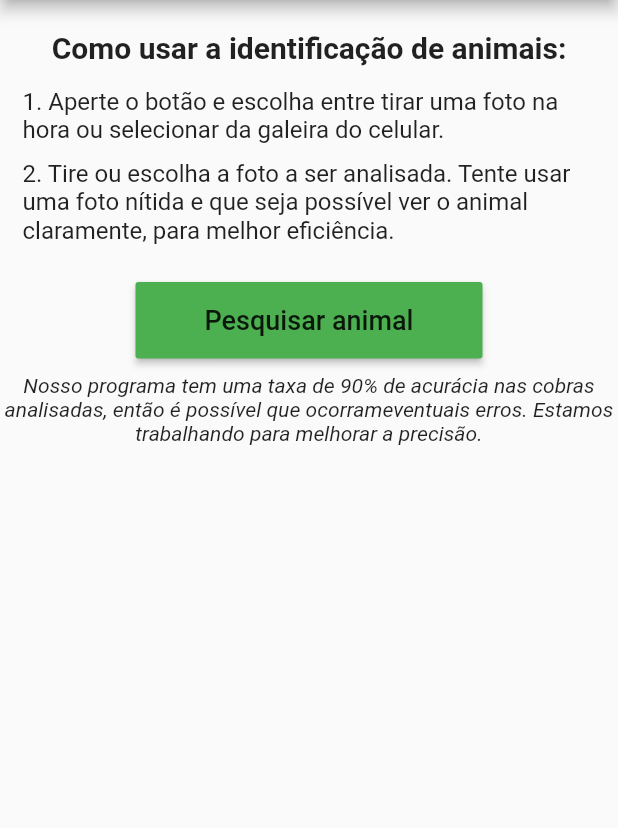
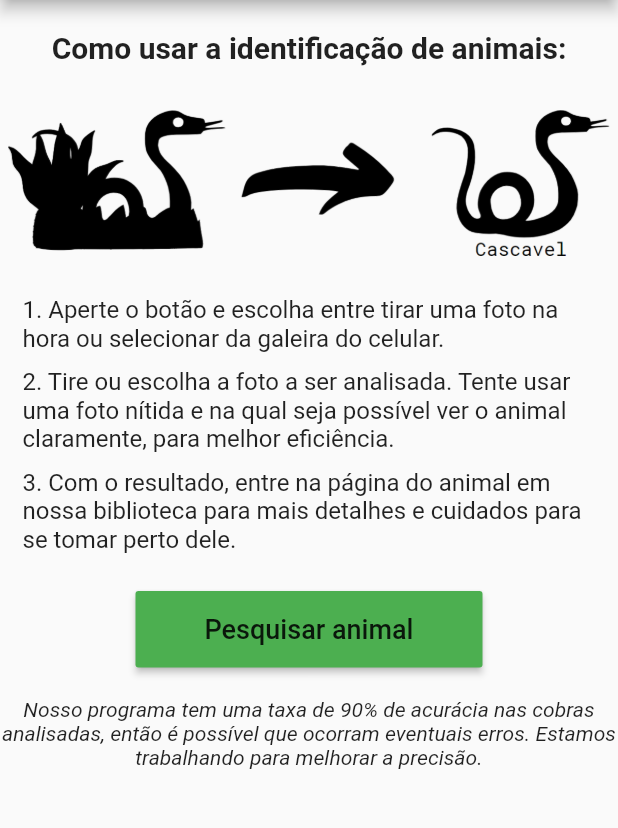
Before and after one commit to ivanknobel/poizoni, a Flutter app: the screen it shows after launch, on a phone screen of 412 x 824 dp, the part 84-912 px from its top. Run offline on Flutter 3.47's test engine with Material 2 defaults, Android fonts, the phone set to English and light mode, and no system bars; our stand-ins replace carousel_pro, cloud_firestore, firebase_auth, firebase_storage, google_maps_flutter, image_picker and 2 more; missing offline and left inert: tflite; accounts and stored records are empty.

Commit message:
design da tela de identificação

```diff
--- a/poizoni/lib/screens/home_screen.dart
+++ b/poizoni/lib/screens/home_screen.dart
@@ -81,6 +81,7 @@ class _HomeScreenState extends State<HomeScreen> {
               "Perfil",
               style: TextStyle(color: Colors.white),
             ),
+            centerTitle: true,
           ),
             body: ProfileTab(),
             drawer: CustomDrawer(_pageController),
--- a/poizoni/lib/tabs/home_tab.dart
+++ b/poizoni/lib/tabs/home_tab.dart
@@ -54,7 +54,12 @@ class _HomeTabState extends State<HomeTab> {
       img = await ImagePicker.pickImage(source: ImageSource.gallery);
     else
       img = await ImagePicker.pickImage(source: ImageSource.camera);
-    if (img == null) return null;
+    if (img == null) {
+      setState(() {
+        _loading = false;
+      });
+      return null;
+    }
     _image = img;
     classifyImage(img);
   }
@@ -90,6 +95,10 @@ class _HomeTabState extends State<HomeTab> {
                   style: TextStyle(fontWeight: FontWeight.bold, fontSize: 20),
                 ),
               ),
+              Container(
+                padding: EdgeInsets.symmetric(vertical: 20, horizontal: 5) ,
+                child: Image.asset("images/id.png"),
+              ),
               Padding(
                 padding: EdgeInsets.symmetric(horizontal: 15, vertical: 5),
                 child: Text(
@@ -100,14 +109,21 @@ class _HomeTabState extends State<HomeTab> {
               Padding(
                 padding: EdgeInsets.symmetric(horizontal: 15, vertical: 5),
                 child: Text(
-                  "2. Tire ou escolha a foto a ser analisada. Tente usar uma foto nítida e que seja possível ver o animal "
+                  "2. Tire ou escolha a foto a ser analisada. Tente usar uma foto nítida e na qual seja possível ver o animal "
                       "claramente, para melhor eficiência.",
+                  style: TextStyle(fontSize: 16),
+                ),
+              ),
+              Padding(
+                padding: EdgeInsets.symmetric(horizontal: 15, vertical: 5),
+                child: Text(
+                  "3. Com o resultado, entre na página do animal em nossa biblioteca para mais detalhes e cuidados para se tomar perto dele.",
                   style: TextStyle(fontSize: 16),
                 ),
               ),
               Container(
                 alignment: Alignment.center,
-                padding: EdgeInsets.fromLTRB(40, 20, 40, 10),
+                padding: EdgeInsets.symmetric(vertical: 20, horizontal: 40),
                 child: RaisedButton(
                   child: Container(
                     padding: EdgeInsets.symmetric(
@@ -124,7 +140,7 @@ class _HomeTabState extends State<HomeTab> {
                 ),
               ),
               Text(
-                "Nosso programa tem uma taxa de 90% de acurácia nas cobras analisadas, então é possível que ocorram"
+                "Nosso programa tem uma taxa de 90% de acurácia nas cobras analisadas, então é possível que ocorram "
                     "eventuais erros. Estamos trabalhando para melhorar a precisão.",
                 textAlign: TextAlign.center,
                 style: TextStyle(fontSize: 14, fontStyle: FontStyle.italic),
--- a/poizoni/pubspec.yaml
+++ b/poizoni/pubspec.yaml
@@ -68,7 +68,7 @@ flutter:
   # To add assets to your application, add an assets section, like this:
   assets:
     - assets/
-    - images/snake1_transparent.png
+    - images/
 
 flutter_icons:
   android: true
```
Also changed, not shown: poizoni/images/id.png (added).
